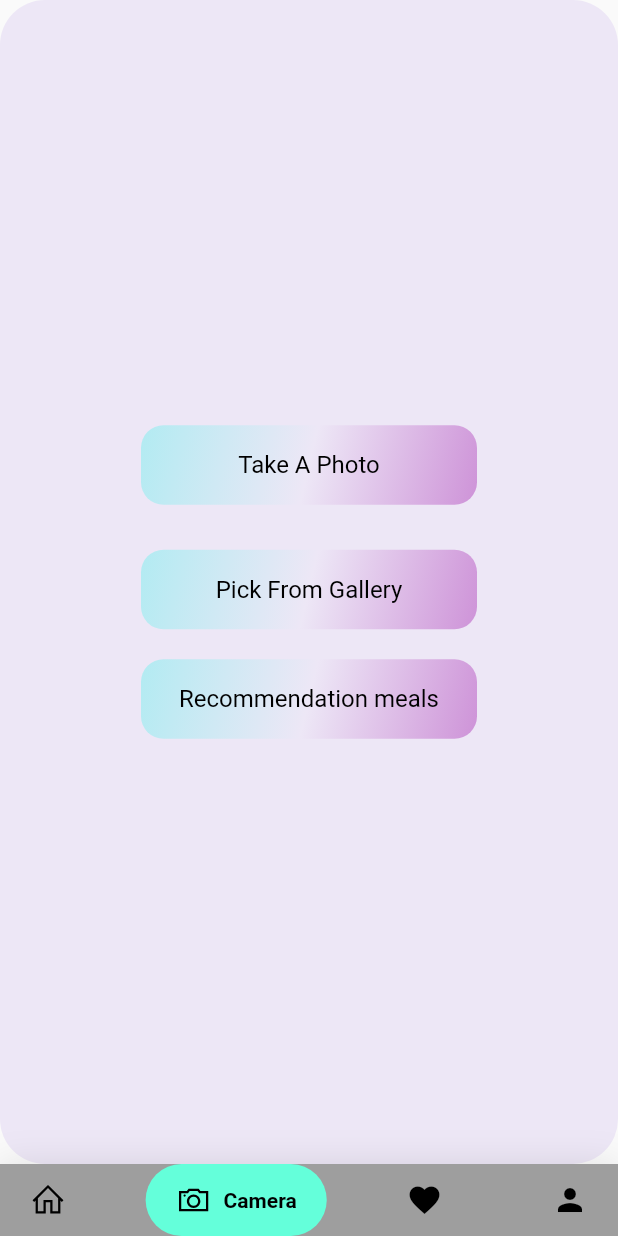
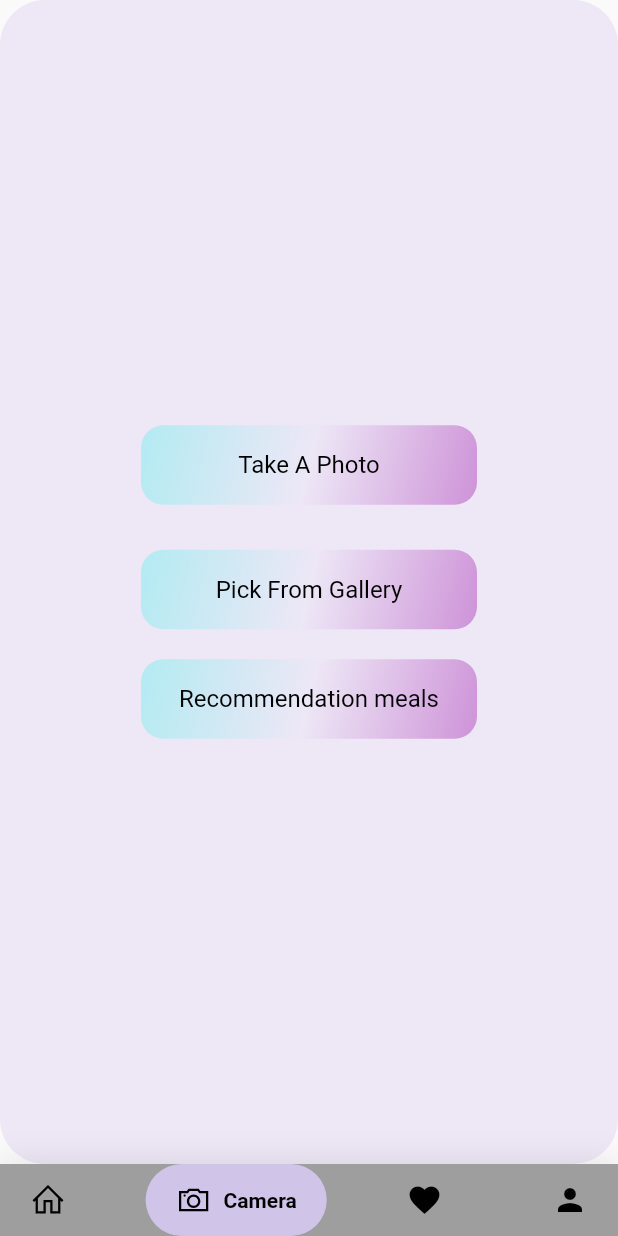
Before and after one commit to ranaa7/gradproject, a Flutter app: the BottomNavyScreen screen opened directly, item 2 of the bottom bar chosen, on a phone screen of 412 x 824 dp. Run offline on Flutter 3.47's test engine with Material 2 defaults, Android fonts, the phone set to English and light mode, and no system bars; drawn by our look-alikes of google_nav_bar; our stand-ins replace carousel_slider, cloud_firestore, dio, firebase_auth, firebase_core, get and 3 more; missing offline and left inert: tflite; accounts and stored records are empty; network calls fail.

Commit message:
commit alllll

```diff
--- a/lib/models/detailed_model.dart
+++ b/lib/models/detailed_model.dart
@@ -5,12 +5,12 @@ class Detailedmodel{
   String name;
   String image;
   String cooktime;
-  double calories;
+  String calories;
   String ingredients;
   String instructions;
   String keywords;
   String quantities;
-  double servings;
+  String servings;
 
   Detailedmodel({
    required this.id,
--- a/lib/view/screens/camerascreen.dart
+++ b/lib/view/screens/camerascreen.dart
@@ -172,12 +172,12 @@ class CamerascreenState extends State<Camerascreen> {
                     child: Column(
                       children: [
                         Container(
-                          height: 224,
+                          height: 250,
                           /*MediaQuery
                           .of(context)
                           .size
                           .width * 0.5,*/
-                          width: 224,
+                          width: 250,
                           /*MediaQuery
                           .of(context)
                           .size
--- a/lib/view/screens/searchscreen.dart
+++ b/lib/view/screens/searchscreen.dart
@@ -89,7 +89,7 @@ class SearchScreen extends StatelessWidget {
                           child: Row(
                             children: [
                               Expanded(
-                                child: FadeInImage.assetNetwork(image : provider.searchmodel[index].image=="character(0)"?"https://www.salonlfc.com/wp-content/uploads/2018/01/image-not-found-1-scaled.png":provider.searchmodel[index].image, placeholder: "assets/jamie-oliver.jpg"),
+                                child: FadeInImage.assetNetwork(image : provider.searchmodel[index].image=="character(0)"?"https://i.imgur.com/3A12AW2.png":provider.searchmodel[index].image, placeholder: "assets/jamie-oliver.jpg"),
                                 ),
                               // Column(children: [],)
                               Expanded(
--- a/lib/view/screens/user_profile_screen.dart
+++ b/lib/view/screens/user_profile_screen.dart
@@ -13,7 +13,7 @@ class ProfileScreen extends StatelessWidget {
     Provider.of<AuthProvider>(context).getuser();
     var userprovider = Provider.of<AuthProvider>(context);
     return Scaffold(
-      backgroundColor: Colors.white,
+      backgroundColor: Colors.deepPurple.shade50,
       body: SafeArea(
           child: Container(
         child: Column(
@@ -21,20 +21,24 @@ class ProfileScreen extends StatelessWidget {
             Center(
                 child: ClipOval(
                   child: CircleAvatar(
+                    backgroundColor: Colors.deepPurple.shade50,
               child: Image.network(
                     "https://www.kindpng.com/picc/m/78-786207_user-avatar-png-user-avatar-icon-png-transparent.png"),
               radius: 90,
             ),
                 )),
             SizedBox(height: 20,),
+
             Text("Name:",style: TextStyle(fontSize: 20),),
             SizedBox(height: 10,),
             Text(userprovider.model.name,style: TextStyle(fontSize: 20),),
             Divider(),
+            SizedBox(height: 10,),
             Text("Email:",style: TextStyle(fontSize: 20),),
             SizedBox(height: 10,),
             Text(userprovider.model.email,style: TextStyle(fontSize: 20),),
             Divider(),
+            SizedBox(height: 10,),
             Text("Your Preference",style: TextStyle(fontSize: 20),),
             SizedBox(height: 10,),
             Text(userprovider.model.preference.toString(),style: TextStyle(fontSize: 20),),
--- a/lib/view/widget/bottom_navy_screen.dart
+++ b/lib/view/widget/bottom_navy_screen.dart
@@ -37,24 +37,24 @@ class BottomNavyScreen extends StatelessWidget {
                   GButton(
                     icon: LineIcons.home,
                     text: 'Home',
-                    backgroundColor:Colors.pink,
+                    backgroundColor:Colors.deepPurple.shade100,
 
                   ),
                   GButton(
                     icon: LineIcons.camera,
                     text: 'Camera',
-                    backgroundColor:Colors.tealAccent,
+                    backgroundColor:Colors.deepPurple.shade100,
 
                   ),
                   GButton(
                     icon: Icons.favorite,
                     text: 'Favorite',
-                    backgroundColor:Colors.deepPurpleAccent,
+                    backgroundColor:Colors.deepPurple.shade100,
                   ),
                   GButton(
                     icon: Icons.person,
                     text: 'Profile',
-                    backgroundColor:Colors.yellow[600],
+                    backgroundColor:Colors.deepPurple.shade100,
                   ),
 
                 ],
```
Also changed, not shown: lib/view/screens/detailedpagescreen.dart (+17 -9 lines), lib/view/screens/homescreen.dart (+14 -14 lines).
